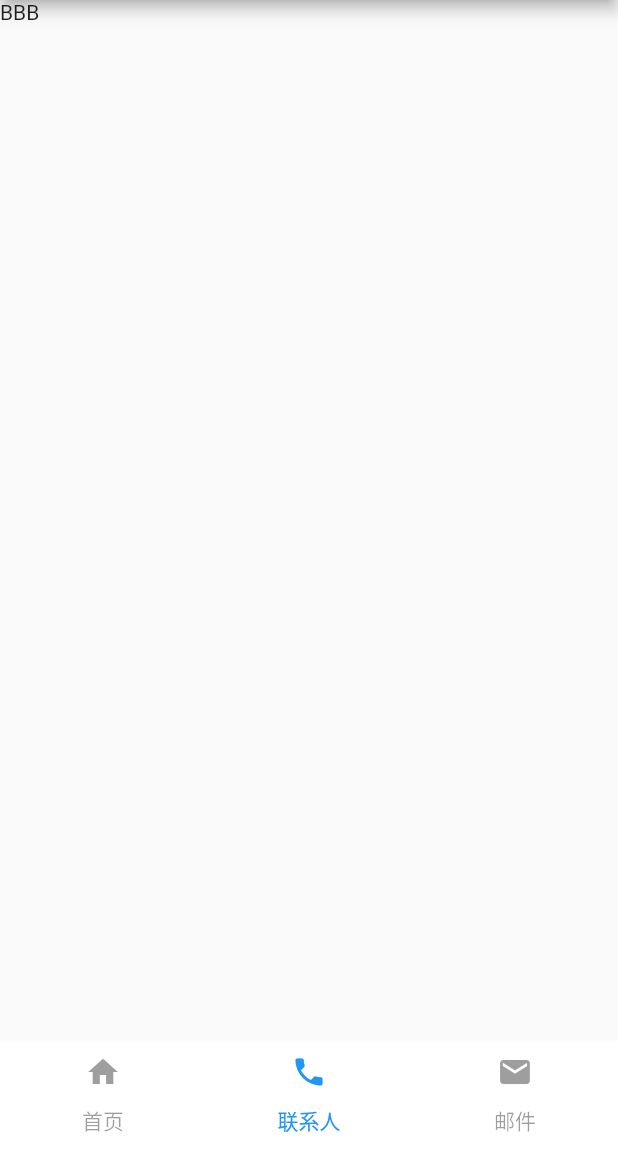
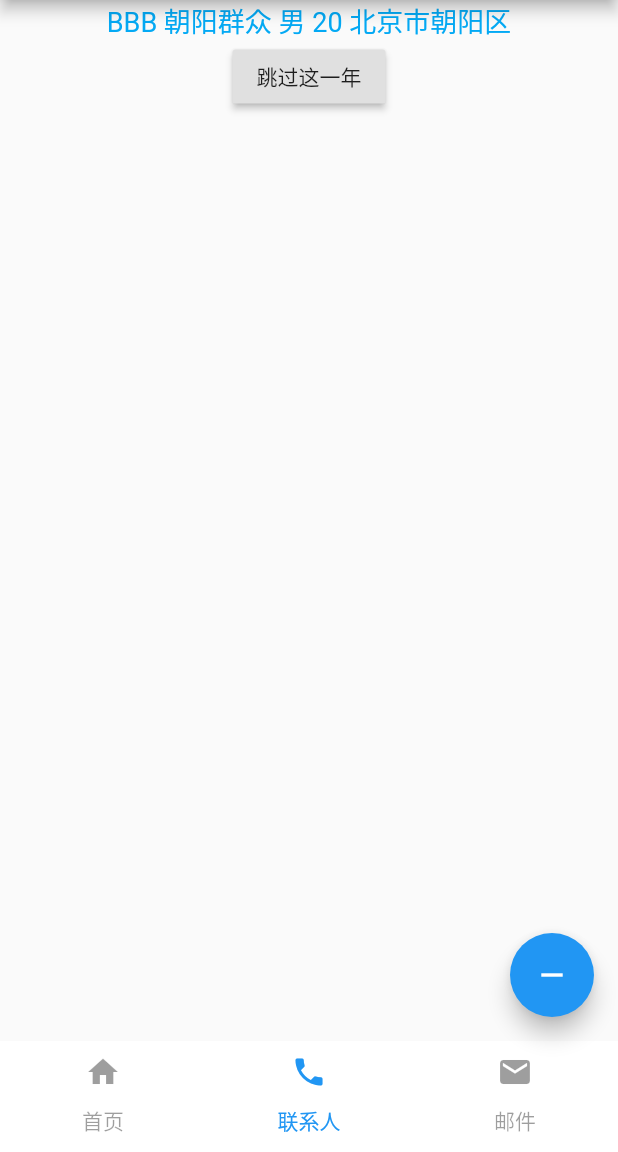
Before and after one commit to cixiu/flutter_all_demo, a Flutter app: the TabBarDemo screen opened directly, item 2 of the bottom bar chosen, on a phone screen of 412 x 824 dp, the part 84-1236 px from its top. Run offline on Flutter 3.47's test engine with Material 2 defaults, Android fonts, the phone set to English and light mode, and no system bars; our stand-ins replace flutter_redux, redux.

```diff
--- /dev/null
+++ b/lib/model/user.dart
@@ -0,0 +1,8 @@
+class User {
+  final String name;
+  final int age;
+  final String gender;
+  final String address;
+
+  User({ this.name = '朝阳群众', this.age = 20, this.gender = '男', this.address = '北京市朝阳区' });
+}
--- a/lib/pages/tabBar_demo.dart
+++ b/lib/pages/tabBar_demo.dart
@@ -1,4 +1,13 @@
 import 'package:flutter/material.dart';
+import 'package:flutter_redux/flutter_redux.dart';
+
+import 'package:flutter_all_demo/store/reducers/index.dart';
+import 'package:flutter_all_demo/store/actions/actions.dart';
+import 'package:flutter_all_demo/model/user.dart';
+
+enum Action {
+  Increment,
+}
 
 class TabBarDemo extends StatefulWidget {
   _TabBarDemoState createState() => _TabBarDemoState();
@@ -31,9 +40,45 @@ class _TabBarDemoState extends State<TabBarDemo> with SingleTickerProviderStateM
       body: TabBarView(
         controller: this.tabController,
         children: <Widget>[
-          Text('AAA'),
-          Text('BBB'),
-          Text('CCC'),
+          StoreConnector<AppState, String>(
+            converter: (store) => store.state.count.toString(),
+            builder: (context, count) {
+              return Text('AAA $count');
+            },
+          ),
+          // Text('AAA'),
+          // Text('BBB'),
+          StoreConnector<AppState, User>(
+            converter: (store) => store.state.userInfo,
+            builder: (context, userInfo) {
+              return Column(
+                children: <Widget>[
+                  Text(
+                    'BBB ${userInfo.name} ${userInfo.gender} ${userInfo.age} ${userInfo.address}',
+                    style: TextStyle(fontSize: 18.0, color: Colors.lightBlue),
+                  ),
+                  RaisedButton(
+                    child: Text('跳过这一年'),
+                    onPressed: () {
+                      print(UpdateUserAction(User(age: userInfo.age + 1)));
+                      StoreProvider.of<AppState>(context).dispatch(UpdateUserAction(User(age: userInfo.age + 1)));
+                      // StoreProvider.of<AppState>(context).dispatch(UserAction(type: 'Update', userInfo:User(age: userInfo.age + 1)));
+                    },
+                  )
+                ],
+              );
+            },
+          ),
+          StoreBuilder<AppState>(
+            builder: (context, store) {
+              User userInfo = store.state.userInfo;
+              return Text(
+                'CCC ${userInfo.name} ${userInfo.gender} ${userInfo.age} ${userInfo.address}',
+                style: TextStyle(fontSize: 18.0, color: Colors.red),
+              );
+            },
+          ),
+          // Text('CCC'),
         ],
       ),
       bottomNavigationBar: Container(
@@ -63,6 +108,23 @@ class _TabBarDemoState extends State<TabBarDemo> with SingleTickerProviderStateM
           ],
         ),
       ),
+      floatingActionButton: StoreConnector<AppState, VoidCallback>(
+        converter: (store) {
+          return () {
+              store.dispatch(DesCountAction());
+              // store.dispatch(CountAction(type: 'Decrement'));
+          };
+        },
+        builder: (context, callback) {
+          return FloatingActionButton(
+            child: Icon(Icons.remove),
+            onPressed: () {
+              callback();
+            },
+            tooltip: 'Decrement count',
+          );
+        },
+      ),
     );
   }
 }
--- /dev/null
+++ b/lib/store/actions/actions.dart
@@ -0,0 +1,34 @@
+import 'package:flutter/foundation.dart';
+import 'package:flutter_all_demo/model/user.dart';
+
+class AddCountAction {
+  final int count;
+
+  AddCountAction({ this.count = 1 });
+}
+
+class DesCountAction {
+  final int count;
+
+  DesCountAction({ this.count = 1 });
+}
+
+class CountAction {
+  final String type;
+  final int count;
+
+  CountAction({ @required this.type, this.count = 1 });
+}
+
+class UpdateUserAction {
+  final User userInfo;
+
+  UpdateUserAction(this.userInfo);
+}
+
+class UserAction {
+  final String type;
+  final User userInfo;
+
+  UserAction({ @required this.type, this.userInfo });
+}
--- /dev/null
+++ b/lib/store/reducers/index.dart
@@ -0,0 +1,19 @@
+import 'package:flutter_all_demo/model/user.dart';
+import 'package:flutter_all_demo/store/reducers/countReducer.dart';
+import 'package:flutter_all_demo/store/reducers/userReducer.dart';
+
+/// 全局Redux store 的对象，保存State数据
+class AppState {
+  final int count;
+  final User userInfo;
+
+  AppState({ this.count = 0, this.userInfo });
+}
+
+/// 通过 Reducer 创建 store 保存的 AppState
+AppState appReducer(AppState state, action) {
+  return AppState(
+    count: countReducer(state.count, action),
+    userInfo: userReducer(state.userInfo, action)
+  );
+}
--- a/pubspec.yaml
+++ b/pubspec.yaml
@@ -19,6 +19,9 @@ dependencies:
   # The following adds the Cupertino Icons font to your application.
   # Use with the CupertinoIcons class for iOS style icons.
   cupertino_icons: ^0.1.2
+  fluro: ^1.4.0
+  redux: ^3.0.0
+  flutter_redux: ^0.5.3
 
 dev_dependencies:
   flutter_test:
```
Also changed, not shown: lib/main.dart (+53 -8 lines), lib/store/reducers/countReducer.dart (added, +29 -0 lines), lib/store/reducers/userReducer.dart (added, +20 -0 lines).
